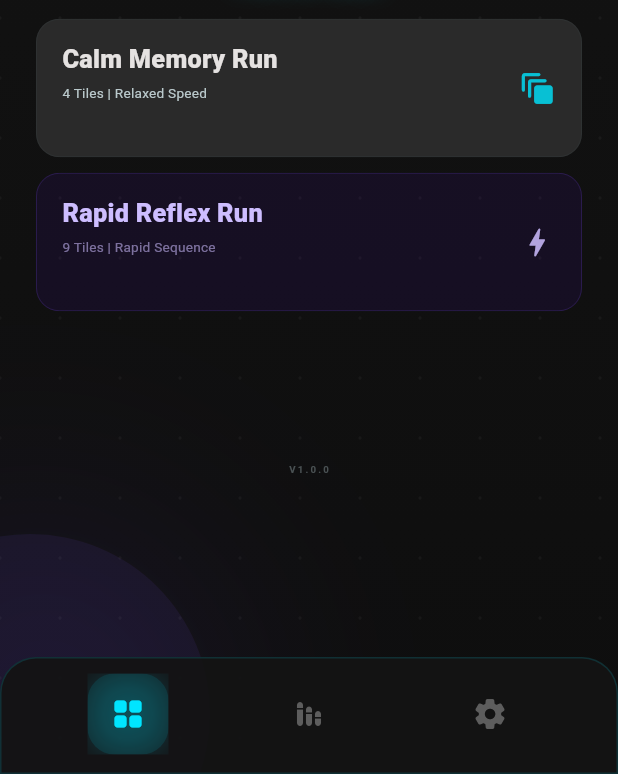
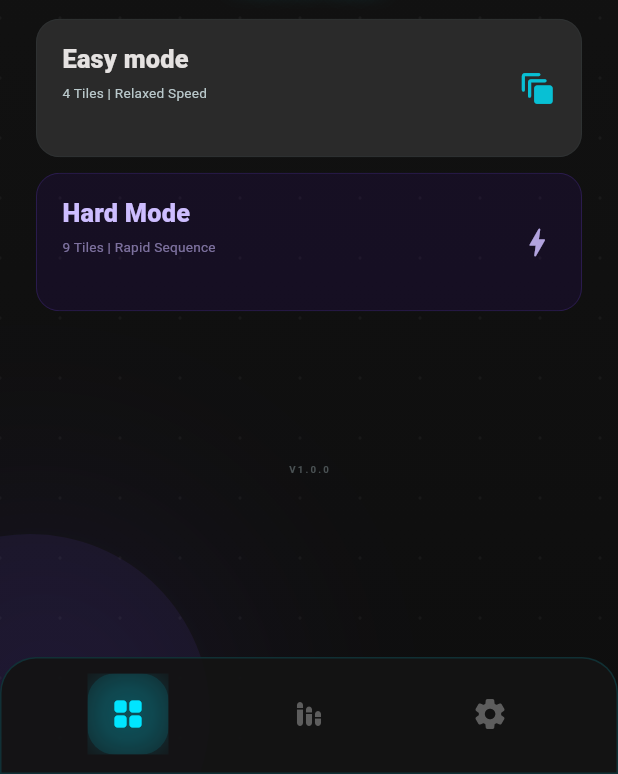
Before and after one commit to ansobai/CMPE408-simon-says, a Flutter app: the screen it shows after launch, on a phone screen of 412 x 824 dp, the part 462-1236 px from its top. Run offline on Flutter 3.47's test engine with Material 3 defaults, Android fonts, the phone set to English and light mode, and no system bars; our stand-ins replace audioplayers.

Commit message:
home screen modes fixes

```diff
--- a/lib/main.dart
+++ b/lib/main.dart
@@ -200,7 +200,7 @@ class _FullscreenUiObserver with WidgetsBindingObserver {
 enum GameMode {
   focus(
     label: 'Focus Mode',
-    menuTitle: 'Calm Memory Run',
+    menuTitle: 'Easy mode',
     subtitle: '4 Tiles | Relaxed Speed',
     scoreLabel: 'FOCUS MODE',
     gridSize: 2,
@@ -214,7 +214,7 @@ enum GameMode {
   ),
   overdrive(
     label: 'Overdrive Mode',
-    menuTitle: 'Rapid Reflex Run',
+    menuTitle: 'Hard Mode',
     subtitle: '9 Tiles | Rapid Sequence',
     scoreLabel: 'OVERDRIVE',
     gridSize: 3,
```
Also changed, not shown: 1 other file.
